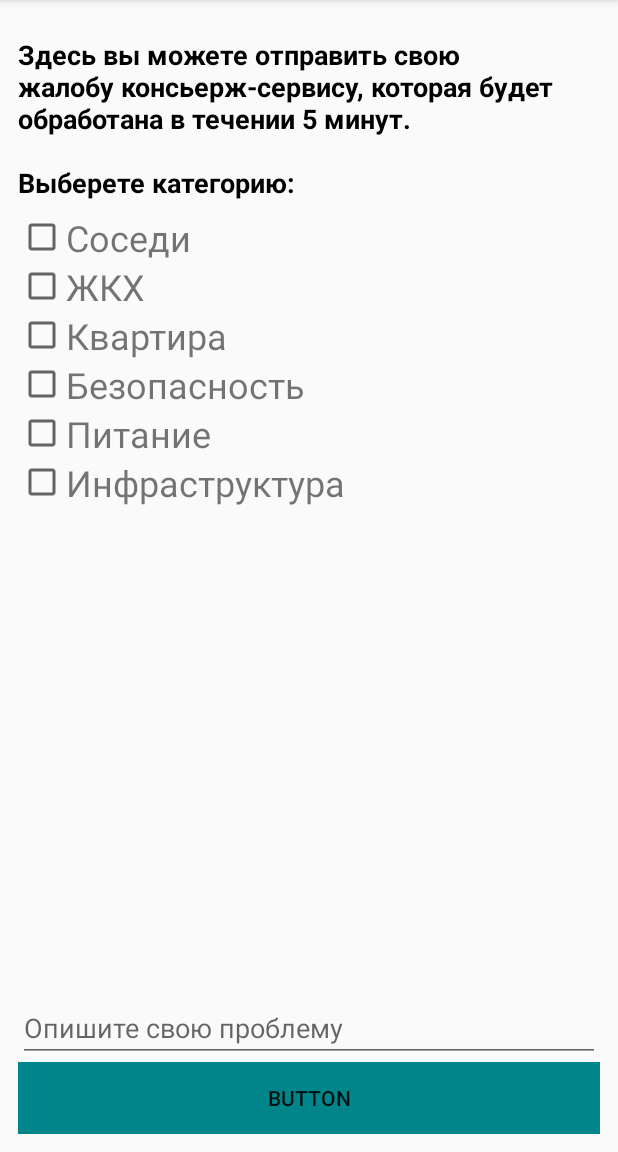
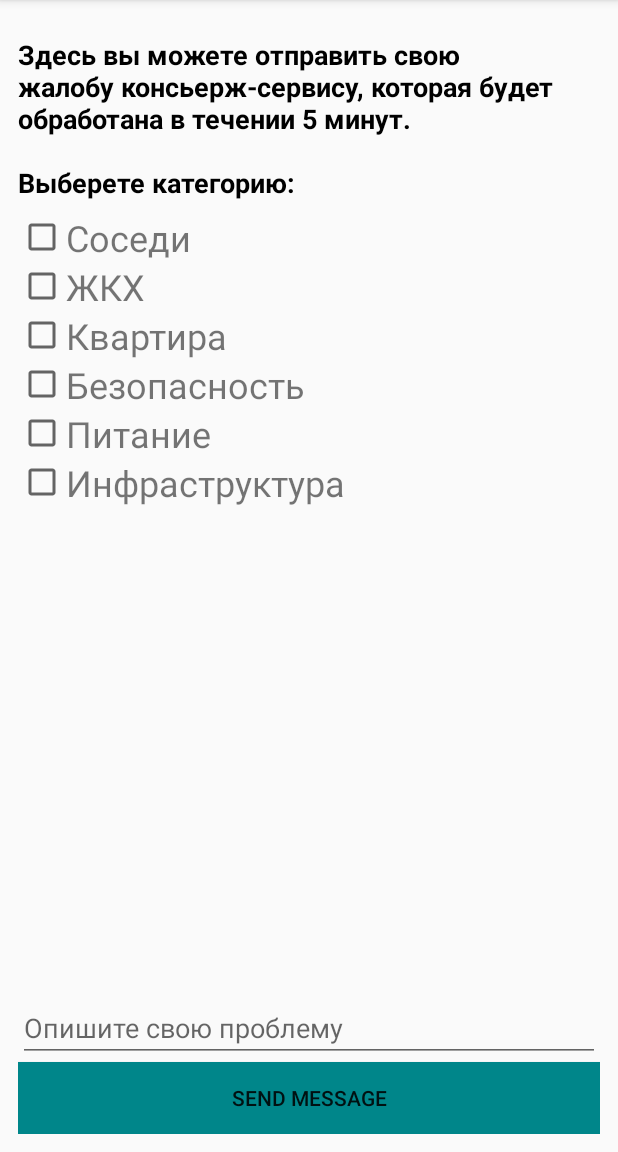
Before and after one commit to timkabot/CultureCode2, an Android app: the SendMessageActivity screen opened directly, with no data from a screen before it, on a phone screen of 412 x 824 dp, the part 84-1236 px from its top. Run offline under Robolectric (Android 15) with nearby library versions, the phone set to English and light mode, and no system bars.

Commit message:
Merge branch 'polishing' of https://github.com/timkabot/CultureCode2 into timka
# Conflicts:
#	app/src/main/AndroidManifest.xml
#	app/src/main/java/com/example/timkabor/culturecode/adapter/FeatureAdapter.java
#	app/src/main/res/layout/card_feature.xml

```diff
--- a/app/src/main/res/layout/send_message_to_concierge.xml
+++ b/app/src/main/res/layout/send_message_to_concierge.xml
@@ -41,7 +41,7 @@
         android:layout_width="match_parent"
         android:layout_height="wrap_content"
         android:background="@color/primary_dark"
-        android:text="Button"
+        android:text="Send message"
         />
 
 </LinearLayout>
```
